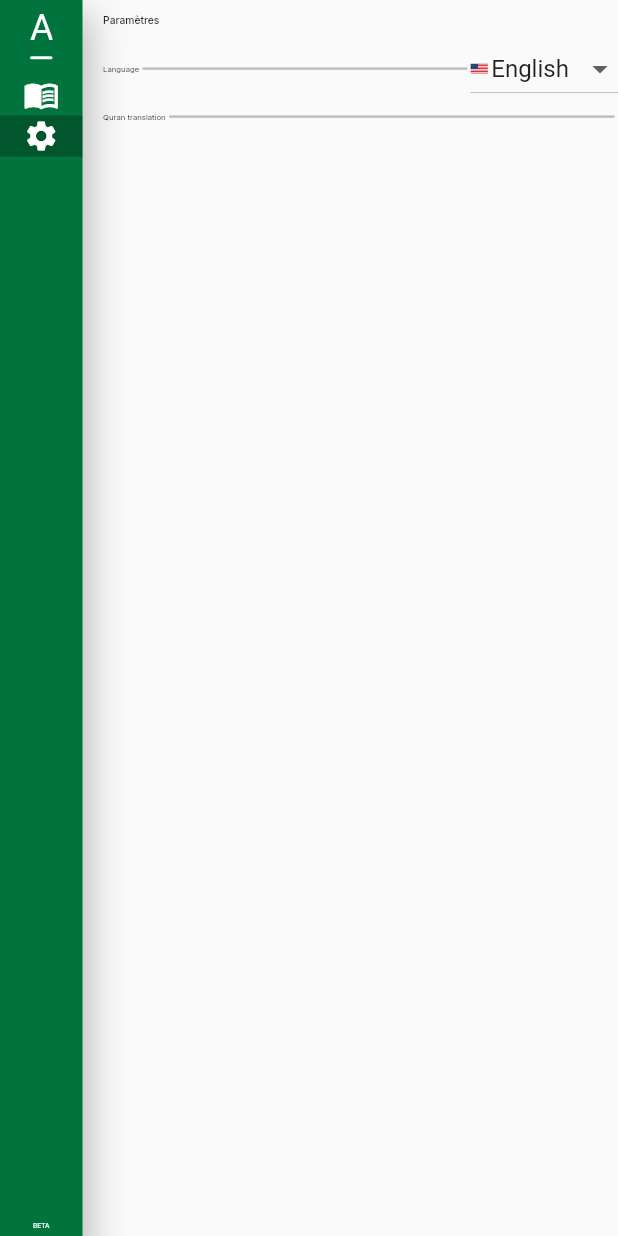
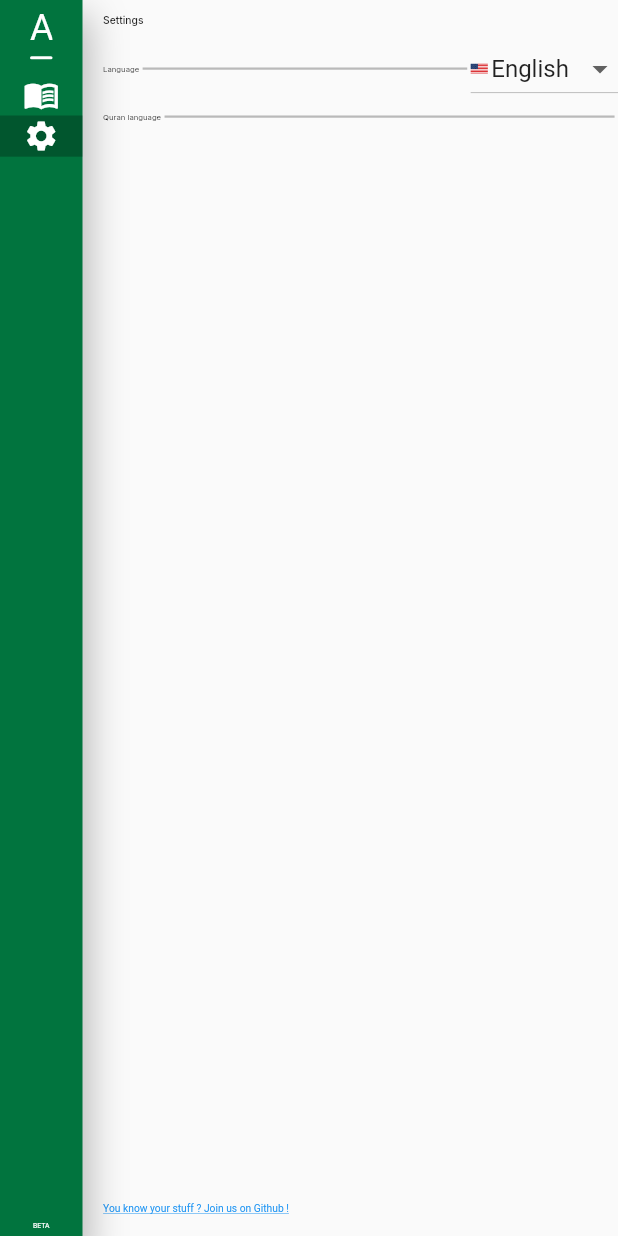
Before and after one commit to jomtek/AbcQuran, a Flutter app: the screen it shows after launch, after a tap on "Settings", on a phone screen of 412 x 824 dp. Run offline on Flutter 3.47's test engine with Material 2 defaults, Android fonts, the phone set to English and light mode, and no system bars; our stand-ins replace audioplayers, auto_route, flutter_riverpod, flutter_screenutil, flutter_svg, google_fonts and 3 more; missing offline and left inert: context_menus, keymap; accounts and stored records are empty; network calls fail.

Commit message:
Added settings. Ready for deploy

```diff
--- a/lib/localization/app_localization.dart
+++ b/lib/localization/app_localization.dart
@@ -46,6 +46,9 @@ class AppLocalization {
       'submit': 'Submit',
       'sending_contributions': 'Sending contributions...',
       'sent': 'sent',
+      'language': 'Language',
+      'quran_language': 'Quran language',
+      'help_us_github': 'You know your stuff ? Join us on Github !'
     },
     'ar': {
       'page': 'رقم',
@@ -73,6 +76,9 @@ class AppLocalization {
       'submit': 'ينشر',
       'sending_contributions': 'النشر قيد التقدم...',
       'sent': 'مساهمات',
+      'language': 'اللغة',
+      'quran_language': 'لغة الترجمة',
+      'help_us_github': 'Github ساعدنا على'
     },
     'fr': {
       'page': 'Page',
@@ -100,6 +106,9 @@ class AppLocalization {
       'submit': 'Publier',
       'sending_contributions': 'Publication en cours...',
       'sent': 'contrib. envoyées',
+      'language': 'Langue du logiciel',
+      'quran_language': 'Langue du Coran',
+      'help_us_github': 'Contribuez au projet sur Github !'
     },
     'es': {
       'page': 'Página',
@@ -127,6 +136,9 @@ class AppLocalization {
       'submit': 'Publicar',
       'sending_contributions': 'Publicando...',
       'sent': 'publicaciones enviadas',
+      'language': 'El idioma de la aplicación',
+      'quran_language': 'El idioma del corán',
+      'help_us_github': '¡Puedes ayudarnos en el Github!'
     },
   };
 
--- /dev/null
+++ b/lib/providers/path_provider/abc_path_provider.dart
@@ -0,0 +1,44 @@
+import 'dart:io';
+
+import 'package:abc_quran/providers/path_provider/abc_path_state.dart';
+import 'package:flutter_riverpod/flutter_riverpod.dart';
+import 'package:path_provider/path_provider.dart';
+
+final abcPathProvider =
+    StateNotifierProvider<AbcPathNotifier, AbcPathState>((ref) {
+  return AbcPathNotifier();
+});
+
+class AbcPathNotifier extends StateNotifier<AbcPathState> {
+  AbcPathNotifier() : super(AbcPathState.initial()) {
+    initState();
+  }
+
+  void initState() async {
+    state = state.copyWith(
+        localFontsFolder: await _localFontsFolder,
+        localTranslationsFolder: await _localTranslationsFolder);
+  }
+
+  Future<String> get _localFontsFolder async {
+    final Directory cacheDirectory = await getApplicationDocumentsDirectory();
+
+    final String directory = "${cacheDirectory.path}\\AbcQuran\\cache\\mushaf";
+    if (!await Directory(directory).exists()) {
+      Directory(directory).create(recursive: true);
+    }
+
+    return directory;
+  }
+
+  Future<String> get _localTranslationsFolder async {
+    final docsDir = await getApplicationDocumentsDirectory();
+    final dir = docsDir.path + r"\AbcQuran\cache\text";
+
+    if (!await Directory(dir).exists()) {
+      Directory(dir).create(recursive: true);
+    }
+
+    return dir;
+  }
+}
--- /dev/null
+++ b/lib/providers/path_provider/abc_path_state.dart
@@ -0,0 +1,20 @@
+class AbcPathState {
+  final String localFontsFolder;
+  final String localTranslationsFolder;
+
+  AbcPathState(
+      {required this.localFontsFolder, required this.localTranslationsFolder});
+
+  factory AbcPathState.initial() {
+    return AbcPathState(localFontsFolder: "", localTranslationsFolder: "");
+  }
+
+  AbcPathState copyWith(
+      {String? localFontsFolder,
+      String? localTranslationsFolder}) {
+    return AbcPathState(
+        localFontsFolder: localFontsFolder ?? this.localFontsFolder,
+        localTranslationsFolder:
+            localTranslationsFolder ?? this.localTranslationsFolder);
+  }
+}
--- a/lib/providers/settings/settings_provider.dart
+++ b/lib/providers/settings/settings_provider.dart
@@ -1,6 +1,11 @@
+import 'dart:convert';
+import 'dart:io';
+
+import 'package:abc_quran/providers/text/quran_text_provider.dart';
 import 'package:abc_quran/ui/app/views/quran/read/mushaf/state/mushaf_provider.dart';
 import 'package:abc_quran/ui/app/views/quran/read/text/state/text_provider.dart';
 import 'package:flutter_riverpod/flutter_riverpod.dart';
+import 'package:path_provider/path_provider.dart';
 
 import 'settings_state.dart';
 
@@ -12,7 +17,32 @@ final settingsProvider =
 class SettingsNotifier extends StateNotifier<SettingsState> {
   final StateNotifierProviderRef<SettingsNotifier, SettingsState> _ref;
 
-  SettingsNotifier(this._ref) : super(SettingsState.initial());
+  SettingsNotifier(this._ref) : super(SettingsState.initial()) {
+    // When the app starts, settings should be automatically loaded from the disk
+    _loadSettingsFromDisk();
+  }
+
+  Future _loadSettingsFromDisk() async {
+    final docsDir = await getApplicationDocumentsDirectory();
+    final file = File(docsDir.path + r"\AbcQuran\settings.json");
+    if (!await file.exists()) {
+      await file.create(recursive: true);
+      await file.writeAsString(jsonEncode(state.toJson()));
+    } else {
+      final data = await file.readAsString();
+      final json = jsonDecode(data);
+      state = SettingsState.fromJson(json);
+      // TODO: find a more clever solution to update the UI
+      _ref.read(quranTextProvider.notifier).reload();
+    }
+  }
+
+  // Always fire and forget, for performance reasons
+  Future flushSettings() async {
+    final docsDir = await getApplicationDocumentsDirectory();
+    final file = File(docsDir.path + r"\AbcQuran\settings.json");
+    await file.writeAsString(jsonEncode(state.toJson()));
+  }
 
   void setShowMushaf(bool showMushaf) async {
     if (showMushaf) {
@@ -22,14 +52,17 @@ class SettingsNotifier extends StateNotifier<SettingsState> {
     }
 
     state = state.copyWith(showMushaf: showMushaf);
+    flushSettings();
   }
 
   void setAppLanguage(String id) {
     state = state.copyWith(languageId: id);
+    flushSettings();
   }
 
   void setQuranLanguage(String id) {
     state = state.copyWith(translationId: id);
     _ref.read(textProvider.notifier).reloadSura();
+    flushSettings();
   }
 }
--- a/lib/providers/settings/settings_state.dart
+++ b/lib/providers/settings/settings_state.dart
@@ -20,4 +20,15 @@ class SettingsState {
         languageId: languageId ?? this.languageId,
         translationId: translationId ?? this.translationId);
   }
+
+  static fromJson(Map<String, dynamic> json) => SettingsState(
+      showMushaf: json["show_mushaf"] as bool,
+      languageId: json["language_id"] as String,
+      translationId: json["translation_id"] as String);
+
+  Map<String, dynamic> toJson() => {
+        'show_mushaf': showMushaf,
+        'language_id': languageId,
+        'translation_id': translationId
+      };
 }
--- a/lib/providers/text/quran_text_provider.dart
+++ b/lib/providers/text/quran_text_provider.dart
@@ -1,11 +1,13 @@
 import 'dart:convert';
 import 'dart:io';
 
+import 'package:abc_quran/providers/path_provider/abc_path_provider.dart';
 import 'package:abc_quran/providers/settings/settings_provider.dart';
+import 'package:abc_quran/providers/sura/current_sura_provider.dart';
 import 'package:abc_quran/ui/app/api_data.dart';
 import 'package:flutter_riverpod/flutter_riverpod.dart';
-import 'package:path_provider/path_provider.dart';
 import 'package:http/http.dart' as http;
+import 'package:path/path.dart';
 
 // This provider fulfills all textual quran needs.
 // It provides data for the translated versions of the holy book.
@@ -20,17 +22,6 @@ class QuranTextNotifier extends StateNotifier<List<String>> {
   QuranTextNotifier(this._ref) : super([]);
 
   final http.Client _httpClient = http.Client();
-
-  Future<String> get _localTranslationsFolder async {
-    final docsDir = await getApplicationDocumentsDirectory();
-    final dir = docsDir.path + r"\AbcQuran\cache\text";
-
-    if (!await Directory(dir).exists()) {
-      Directory(dir).create(recursive: true);
-    }
-
-    return dir;
-  }
 
   Future _fetchTranslationFromApi(int sura) async {
     final translationId = _ref.read(settingsProvider).translationId;
@@ -50,7 +41,7 @@ class QuranTextNotifier extends StateNotifier<List<String>> {
       final verses = utf8.decode(response.bodyBytes).trim().split("\n");
 
       // Cache the downloaded translation for the specific sura
-      final translationsFolder = await _localTranslationsFolder;
+      final translationsFolder = _ref.read(abcPathProvider).localTranslationsFolder;
 
       final dir = Directory("$translationsFolder\\$translationId");
       if (!await dir.exists()) {
@@ -66,7 +57,7 @@ class QuranTextNotifier extends StateNotifier<List<String>> {
   }
 
   Future getAyahsForSura(int sura) async {
-    final translationsFolder = await _localTranslationsFolder;
+    final translationsFolder = _ref.read(abcPathProvider).localTranslationsFolder;
     final translationId = _ref.read(settingsProvider).translationId;
     final file = File("$translationsFolder\\$translationId\\$sura");
 
@@ -76,4 +67,9 @@ class QuranTextNotifier extends StateNotifier<List<String>> {
       await _fetchTranslationFromApi(sura);
     }
   }
+
+  Future reload() async {
+    final sura = _ref.read(currentSuraProvider).id;
+    await getAyahsForSura(sura);
+  }
 }
--- a/lib/services/quran/fonts/mushaf_font_service.dart
+++ b/lib/services/quran/fonts/mushaf_font_service.dart
@@ -1,13 +1,14 @@
 import 'dart:io';
 import 'dart:math';
 
+import 'package:abc_quran/providers/path_provider/abc_path_provider.dart';
 import 'package:abc_quran/ui/app/api_data.dart';
 import 'package:flutter/services.dart';
 import 'package:flutter_riverpod/flutter_riverpod.dart';
 import 'package:path_provider/path_provider.dart';
 import 'package:http/http.dart' as http;
 
-final mushafFontServiceProvider = Provider((ref) => MushafFontService());
+final mushafFontServiceProvider = Provider((ref) => MushafFontService(ref));
 
 // This service fulfills visual mushaf needs.
 // It provides font data for rendering the Madani mushaf, while smartly managing font caching.
@@ -15,18 +16,11 @@ class MushafFontService {
   final Set<String> _loadedPages = {};
   final http.Client _httpClient = http.Client();
 
-  Future<String> get _localFontFolder async {
-    final Directory cacheDirectory = await getApplicationDocumentsDirectory();
+  final ProviderRef _ref;
 
-    final String directory = "${cacheDirectory.path}\\AbcQuran\\cache\\mushaf";
-    if (!await Directory(directory).exists()) {
-      Directory(directory).create(recursive: true);
-    }
+  MushafFontService(this._ref);
 
-    return directory;
-  }
-
-  Future<void> loadPage(String page) async {
+  Future loadPage(String page) async {
     if (page == "-1") {
       return; // TODO: Please fix this ! Bug seems to appear and disappear out of nowhere.
     }
@@ -50,7 +44,7 @@ class MushafFontService {
   }
 
   Future<ByteData?> _fetchPageFromDisk(String page) async {
-    final fontFolder = await _localFontFolder;
+    final fontFolder = _ref.read(abcPathProvider).localFontsFolder;
     final file = File("$fontFolder\\$page");
 
     if (await file.exists()) {
@@ -87,7 +81,7 @@ class MushafFontService {
 
     if (response.statusCode == 200) {
       // Cache the downloaded font
-      final fontFolder = await _localFontFolder;
+      final fontFolder = _ref.read(abcPathProvider).localFontsFolder;
       final file = File("$fontFolder/$page");
       await file.writeAsBytes(response.bodyBytes, flush: true);
 
--- a/lib/ui/app/views/quran/read/text/quran_text_view.dart
+++ b/lib/ui/app/views/quran/read/text/quran_text_view.dart
@@ -29,17 +29,20 @@ class QuranTextView extends ConsumerWidget {
       minScale: 0.8,
       maxScale: 1.6,
       scaleFactor: 800,
-      child: Padding(
+      child: state.loadedGlyphs.isEmpty
+          ? Container()
+          : Padding(
               padding: EdgeInsets.symmetric(horizontal: 6.sp),
               child: Center(
                 child: SelectionArea(
                   // TODO: fix selection area
                   child: ScrollablePositionedList.builder(
-              initialScrollIndex:
-                  max(cursorState.bookmarkStop - 2, 0), // Center the verse
+                    initialScrollIndex: max(
+                        cursorState.bookmarkStop - 2, 0), // Center the verse
                     itemScrollController: state.scrollController,
-              physics:
-                  ctrlKeyEnabled ? const NeverScrollableScrollPhysics() : null,
+                    physics: ctrlKeyEnabled
+                        ? const NeverScrollableScrollPhysics()
+                        : null,
                     itemCount: sura.hasBasmala() && verses.isNotEmpty
                         ? verses.length + 1
                         : verses.length,
@@ -55,11 +58,13 @@ class QuranTextView extends ConsumerWidget {
                               : QuranVerseBox(
                                   id: i + sura.getFirstVerseId(),
                                   text: verses[sura.hasBasmala() ? i - 1 : i],
-                            glyphs: state
-                                .loadedGlyphs[sura.hasBasmala() ? i - 1 : i],
+                                  glyphs: state.loadedGlyphs[
+                                      sura.hasBasmala() ? i - 1 : i],
                                 ),
                           if (i ==
-                        (sura.hasBasmala() ? verses.length : verses.length - 1))
+                              (sura.hasBasmala()
+                                  ? verses.length
+                                  : verses.length - 1))
                             SizedBox(height: 12.sp),
                         ],
                       );
--- a/lib/ui/app/views/settings/settings_view.dart
+++ b/lib/ui/app/views/settings/settings_view.dart
@@ -7,6 +7,7 @@ import 'package:flutter/material.dart';
 import 'package:flutter_riverpod/flutter_riverpod.dart';
 import 'package:flutter_screenutil/flutter_screenutil.dart';
 import 'package:google_fonts/google_fonts.dart';
+import 'package:url_launcher/url_launcher.dart';
 
 class SettingsView extends ConsumerWidget {
   const SettingsView({super.key});
@@ -73,7 +74,7 @@ class SettingsView extends ConsumerWidget {
         crossAxisAlignment: CrossAxisAlignment.start,
         children: [
           SizedBox(height: 8.sp),
-          Text("Paramètres",
+          Text(AppLocalization.of(context)!.translate("settings_sidebar_title"),
               style: GoogleFonts.inter(
                   fontSize: 6.sp, fontWeight: FontWeight.w500)),
           SizedBox(height: 4.sp),
@@ -81,7 +82,8 @@ class SettingsView extends ConsumerWidget {
             width: 125.sp < 400 ? 400 : 125.sp,
             child: Row(
               children: [
-                Text("Language", style: GoogleFonts.inter(fontSize: 4.5.sp)),
+                Text(AppLocalization.of(context)!.translate("language"),
+                    style: GoogleFonts.inter(fontSize: 4.5.sp)),
                 SizedBox(width: 2.sp),
                 const Expanded(
                     child: Divider(thickness: 1.5, color: Colors.black26)),
@@ -94,7 +96,7 @@ class SettingsView extends ConsumerWidget {
             width: 125.sp < 400 ? 400 : 125.sp,
             child: Row(
               children: [
-                Text("Quran translation",
+                Text(AppLocalization.of(context)!.translate("quran_language"),
                     style: GoogleFonts.inter(fontSize: 4.5.sp)),
                 SizedBox(width: 2.sp),
                 const Expanded(
@@ -105,6 +107,19 @@ class SettingsView extends ConsumerWidget {
               ],
             ),
           ),
+          const Spacer(),
+          InkWell(
+            onTap: () =>
+                launchUrl(Uri.parse("https://github.com/jomtek/AbcQuran")),
+            child: Text(
+              AppLocalization.of(context)!.translate("help_us_github"),
+              style: TextStyle(
+                  decoration: TextDecoration.underline,
+                  color: Colors.blue,
+                  fontSize: 6.sp),
+            ),
+          ),
+          SizedBox(height: 12.sp)
         ],
       ),
     );
```
Also changed, not shown: lib/services/quran/quran_mushaf_service.dart (line endings or trailing spaces). Lines whose indentation alone changed are shown as unchanged.
